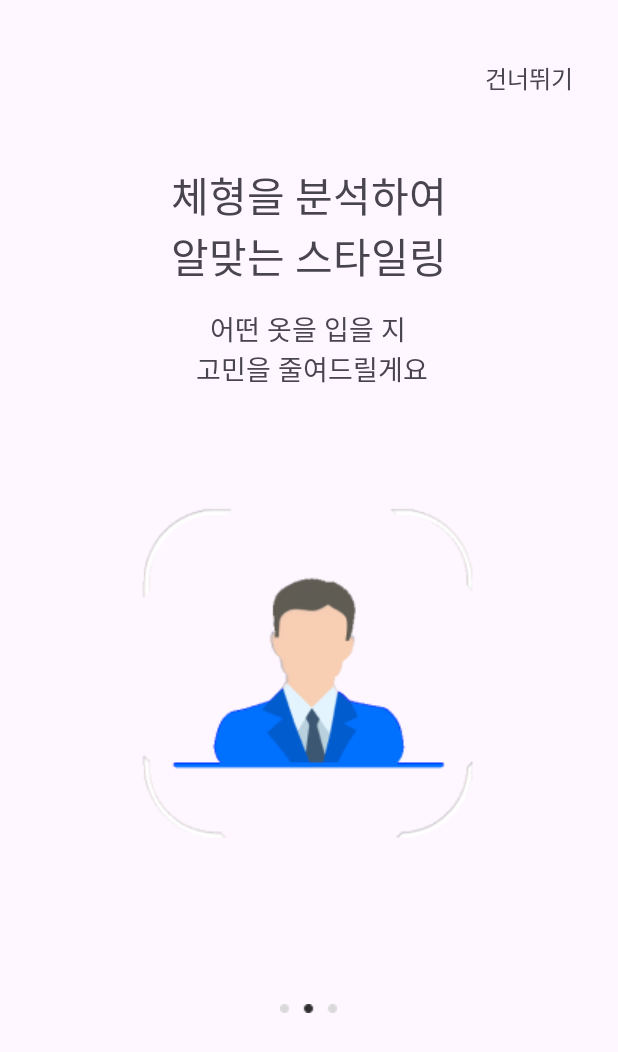
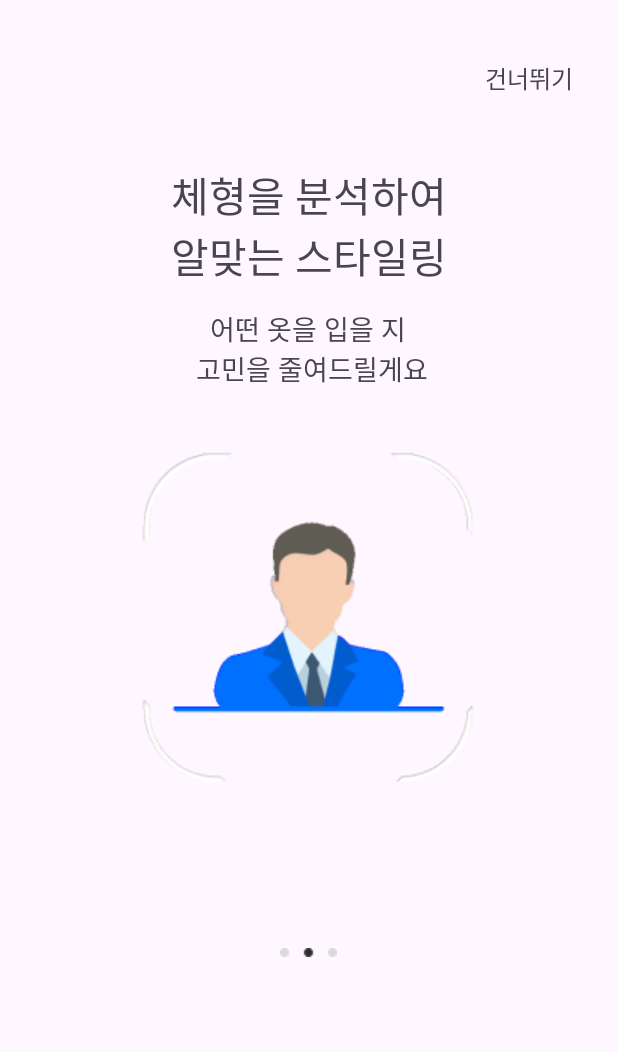
Before and after one commit to wooj1nBot/Genfit, an Android app: the IntroSecond_Activity2 screen opened directly, with no data from a screen before it, on a phone screen of 412 x 824 dp. Shown: the top 1052 px of the screen. Run offline under Robolectric (Android 15) with nearby library versions, the phone set to English and light mode, and no system bars.

Commit message:
상필 intro2

```diff
--- a/app/src/main/res/layout/activity_intro_first.xml
+++ b/app/src/main/res/layout/activity_intro_first.xml
@@ -84,9 +84,7 @@
         android:id="@+id/intro_first_gif"
         android:layout_width="240dp"
         android:layout_height="240dp"
-        android:layout_below="@id/intro_first_attention4"
-        android:layout_alignParentTop="false"
-        android:layout_centerHorizontal="true"
+        android:layout_centerInParent="true"
         android:layout_marginTop="70dp"
         android:background="@drawable/intro_image" />
 
--- a/app/src/main/res/layout/activity_intro_second2.xml
+++ b/app/src/main/res/layout/activity_intro_second2.xml
@@ -48,13 +48,11 @@
         android:id="@+id/intro_sec_gif"
         android:layout_width="240dp"
         android:layout_height="240dp"
-        android:layout_below="@id/intro_sec_textView2"
-        android:layout_centerHorizontal="true"
-        android:layout_marginTop="70dp"
+        android:layout_centerInParent="true"
         android:background="@drawable/intro_image2" />
 
     <ImageView
-        android:id="@+id/intro_first_next_page1"
+        android:id="@+id/intro_sec_next_page1"
         android:layout_width="wrap_content"
         android:layout_height="wrap_content"
         android:layout_below="@id/intro_sec_gif"
```
